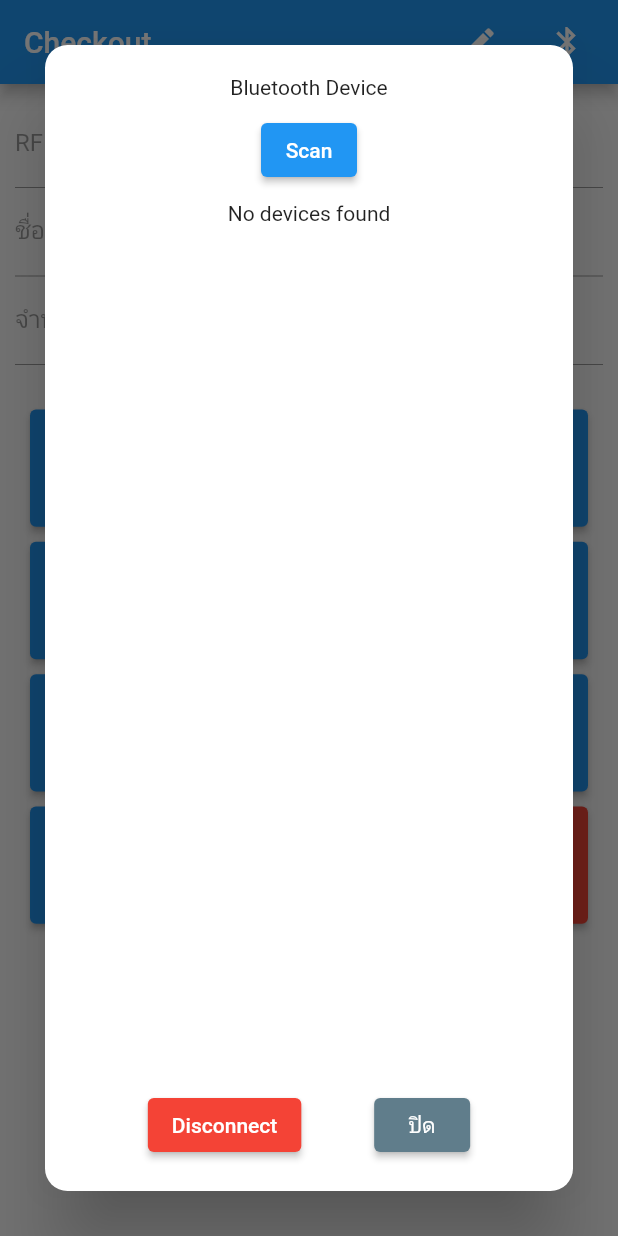
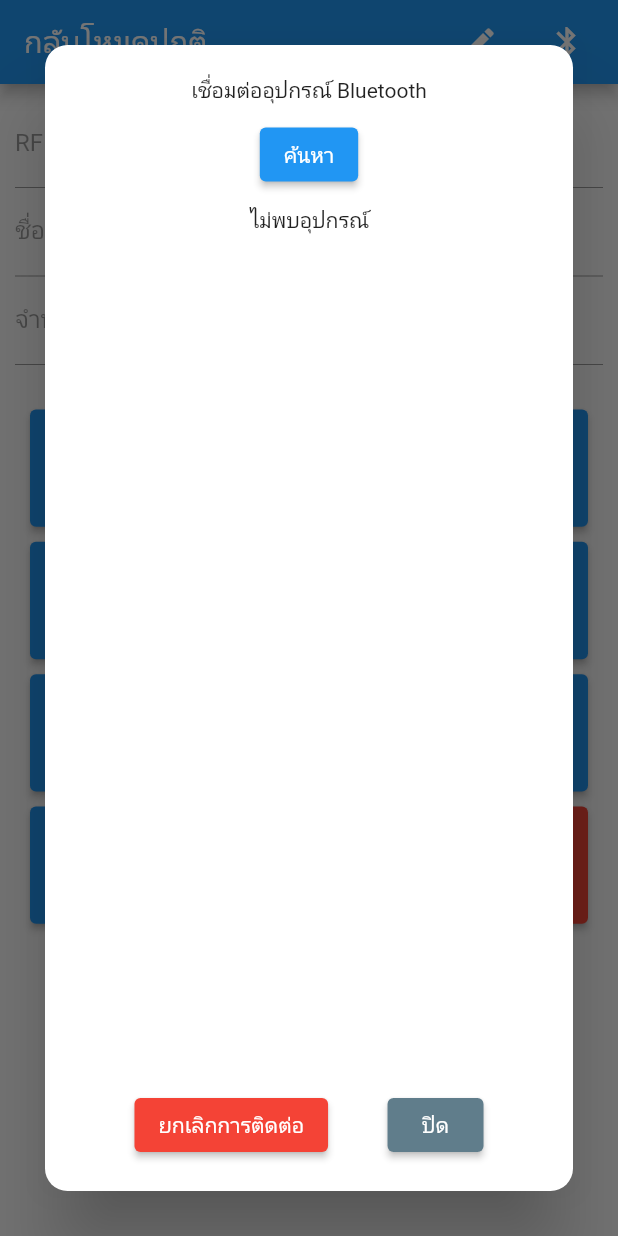
Before and after one commit to kira42310/RFID_Checker_Android, a Flutter app: the screen it shows after launch, after a tap on the "bluetooth" icon, on a phone screen of 412 x 824 dp. Run offline on Flutter 3.47's test engine with Material 2 defaults, Android fonts, the phone set to English and light mode, and no system bars; our stand-ins replace flutter_bluetooth_serial; missing offline and left inert: future_progress_dialog.

Commit message:
Change UI: Change English word into Thai word

```diff
--- a/lib/modules/checkout.dart
+++ b/lib/modules/checkout.dart
@@ -57,7 +57,8 @@ class _Checkout extends State<Checkout>
   Widget build(BuildContext context) {
     return Scaffold(
         appBar: AppBar(
-          title: ( eModeSwitch ) ? Text( 'Checkout - Edit mode' ) : Text( 'Checkout' ),
+          // title: ( eModeSwitch ) ? Text( 'Checkout - Edit mode' ) : Text( 'Checkout' ),
+          title: ( eModeSwitch ) ? Text( 'โหมดเเก้ไข' ) : Text( 'กลับโหมดปกติ' ),
           backgroundColor: ( eModeSwitch ) ? Colors.red : Colors.blue,
           actions: <Widget>[
             Padding(
@@ -66,20 +67,20 @@ class _Checkout extends State<Checkout>
                 onPressed: () => showDialog(
                   context: context,
                   builder: ( BuildContext context ) => AlertDialog(
-                    title: Text( 'Edit mode switch' ),
+                    title: Text( 'เข้าสู่โหมดเเก้ไข' ),
                     actions: [
                       TextButton(
-                        onPressed: () => Navigator.pop( context, 'Cancel' ),
-                        child: Text( 'Cancel' ),
+                        onPressed: () => Navigator.pop( context, 'ยกเลิก' ),
+                        child: Text( 'ยกเลิก' ),
                       ),
                       TextButton(
                         onPressed: () {
                           setState(() {
                             eModeSwitch = !eModeSwitch;
                           });
-                          Navigator.pop( context, 'Ok' );
+                          Navigator.pop( context, 'ตกลง' );
                         },
-                        child: Text( 'Ok' ),
+                        child: Text( 'ตกลง' ),
                       )
                     ],
                   )
@@ -316,7 +317,8 @@ class _Checkout extends State<Checkout>
                   padding: EdgeInsets.all(20),
                   child: Column(
                     children: <Widget>[
-                      Text( 'Bluetooth Device' ),
+                      // Text( 'Bluetooth Device' ),
+                      Text( 'เชื่อมต่ออุปกรณ์ Bluetooth' ),
                       Container(
                         padding: EdgeInsets.fromLTRB( 0, 10, 0, 10),
                         child: ElevatedButton(
@@ -327,15 +329,15 @@ class _Checkout extends State<Checkout>
                             deviceList.addAll( await showDialog(
                               context: context,
                               builder: ( BuildContext context ) =>
-                                FutureProgressDialog( bluSerialService.bluScan(), message: Text( 'Scanning' ) )
+                                FutureProgressDialog( bluSerialService.bluScan(), message: Text( 'ค้นหา' ) )
                             ));
                             setState(() {});
                           },
-                          child: Text('Scan'),
+                          child: Text('ค้นหา'),
                         )
                       ),
                       Expanded(
-                        child: ( deviceList.length > 0 ) ? listViewUI( deviceList ) : const Text( 'No devices found' ) ,
+                        child: ( deviceList.length > 0 ) ? listViewUI( deviceList ) : const Text( 'ไม่พบอุปกรณ์' ) ,
                       ),
                       Container(
                         padding: EdgeInsets.only( top: 10 ),
@@ -351,13 +353,13 @@ class _Checkout extends State<Checkout>
                                 await showDialog(
                                   context: context,
                                   builder: ( BuildContext context ) =>
-                                    FutureProgressDialog( bluSerialService.bluDisconnect(), message: Text( 'Disconnecting' ))
+                                    FutureProgressDialog( bluSerialService.bluDisconnect(), message: Text( 'ยกเลิกการติดต่อ' ))
                                 );
                                 bluetoothCurrentDevice = null;
                                 deviceList.clear();
                                 setState(() {});
                               },
-                              child: Text('Disconnect'),
+                              child: Text('ยกเลิกการติดต่อ'),
                             ),
                             ElevatedButton(
                               style: ElevatedButton.styleFrom(
@@ -505,7 +507,7 @@ class _Checkout extends State<Checkout>
       context: context,
       builder: ( BuildContext context ) => AlertDialog(
         title: Text('เบิกสินค้าจาก ' + productNameTxtctl.text ),
-        content: Text('จำนวน ' + productNameTxtctl.text ),
+        content: Text('จำนวน ' + exportQuantityTxtctl.text ),
         actions: [
           TextButton(
             onPressed: () => Navigator.pop( context, 'ยกเลิก' ),
```
